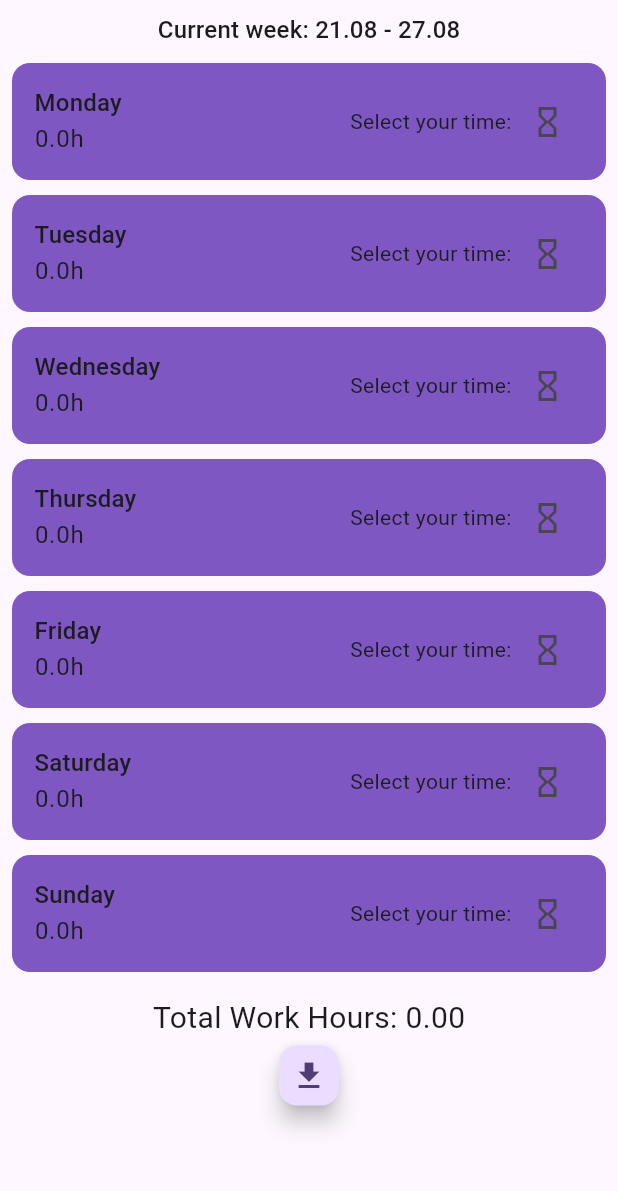
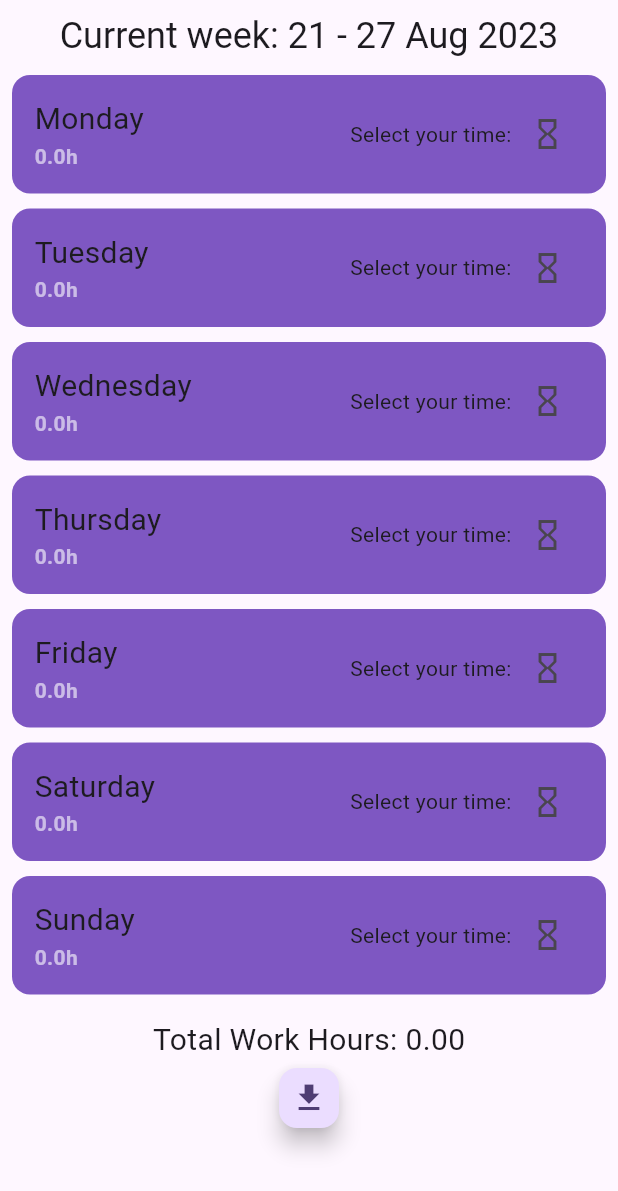
Before and after one commit to browsfer/ToDoApp, a Flutter app: the TimeSheetsPage widget shown alone on an empty page, opened directly, on a phone screen of 412 x 824 dp. Shown: the top 1191 px of the screen. Run offline on Flutter 3.47's test engine with Material 2 defaults, Android fonts, the phone set to English and light mode, and no system bars; our stand-ins replace flutter_slidable, hive, hive_flutter; missing offline and left inert: time_range_picker; accounts and stored records are empty.

Commit message:
aded some styling

```diff
--- a/lib/components/hours_tile.dart
+++ b/lib/components/hours_tile.dart
@@ -36,12 +36,15 @@ class _HoursTileState extends State<HoursTile> {
             children: [
               Text(
                 widget.weekDay,
-                style: Theme.of(context).textTheme.titleMedium,
+                style: const TextStyle(fontSize: 20),
               ),
               const SizedBox(width: 4),
               Text(
                 '${widget.hoursPerDay}h',
-                style: Theme.of(context).textTheme.bodyLarge,
+                style: const TextStyle(
+                  color: Colors.white60,
+                  fontWeight: FontWeight.w600,
+                ),
               ),
             ],
           ),
--- a/lib/data/database.dart
+++ b/lib/data/database.dart
@@ -5,7 +5,7 @@ class MyDatabase {
   List toDoList = [];
 
   //List of week days
-  Map<String, String> workHoursMap = {};
+  Map<dynamic, dynamic> workHoursMap = {};
 
   final _myBox = Hive.box('TODOLIST');
   final _workingHoursBox = Hive.box('working_hours');
--- a/lib/pages/time_sheets_page.dart
+++ b/lib/pages/time_sheets_page.dart
@@ -112,15 +112,10 @@ class _TimeSheetsPageState extends State<TimeSheetsPage> {
     return totalHours.toStringAsFixed(2);
   }
 
-  //Export working hours to excel
-  void _exportWorkHoursToExcel() async {
-    return;
-  }
-
   /// Find the first date of the week which contains the provided date.
   String findFirstDateOfTheWeek(DateTime dateTime) {
     var finalDate = dateTime.subtract(Duration(days: dateTime.weekday - 1));
-    return DateFormat('dd.MM').format(finalDate);
+    return DateFormat('dd').format(finalDate);
   }
 
   /// Find last date of the week which contains provided date.
@@ -128,7 +123,12 @@ class _TimeSheetsPageState extends State<TimeSheetsPage> {
     var finalDate =
         dateTime.add(Duration(days: DateTime.daysPerWeek - dateTime.weekday));
 
-    return DateFormat('dd.MM').format(finalDate);
+    return DateFormat('d MMM y').format(finalDate);
+  }
+
+  //Export working hours to excel
+  void _exportWorkHoursToExcel() async {
+    return;
   }
 
   @override
@@ -141,7 +141,7 @@ class _TimeSheetsPageState extends State<TimeSheetsPage> {
           children: [
             Text(
                 'Current week: ${findFirstDateOfTheWeek(_today)} - ${findLastDateOfTheWeek(_today)}',
-                style: Theme.of(context).textTheme.titleMedium),
+                style: Theme.of(context).textTheme.headlineSmall),
             for (int i = 0; i < 7; i++)
               HoursTile(
                 hoursPerDay: _db.workHoursMap[getDayOfWeek(i)] ?? '0.0',
```
